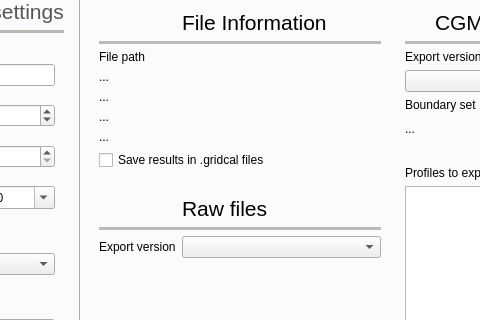
Qt form src/VeraGrid/Gui/Main/MainWindow.ui (SanPen/GridCal) before a commit; both pictures show x 141 to 621 and y 97 to 417 of the 1198 by 742 pixel window.
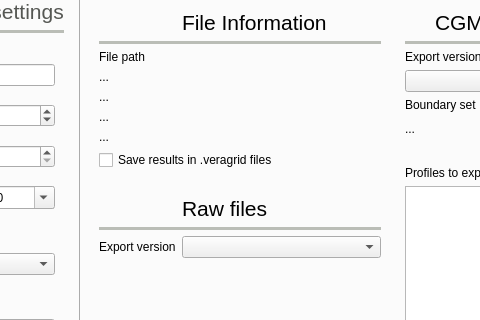
The same form after that commit. The open tabs and pages were chosen to show the change. Icons and pictures are not drawn.

Patch:
```diff
--- a/src/VeraGrid/Gui/Main/MainWindow.ui
+++ b/src/VeraGrid/Gui/Main/MainWindow.ui
@@ -9689,7 +9689,7 @@
                   <string>If checked, the results are stored inside the gridcal file in a compressed format.</string>
                  </property>
                  <property name="text">
-                  <string>Save results in .gridcal files</string>
+                  <string>Save results in .veragrid files</string>
                  </property>
                 </widget>
                </item>
```
Left out of the diff: 4 changed lines with no effect on the pictures.
